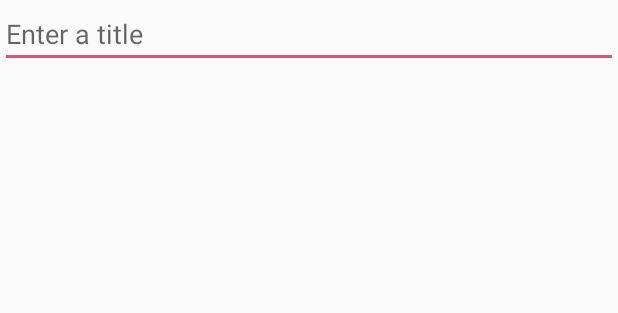
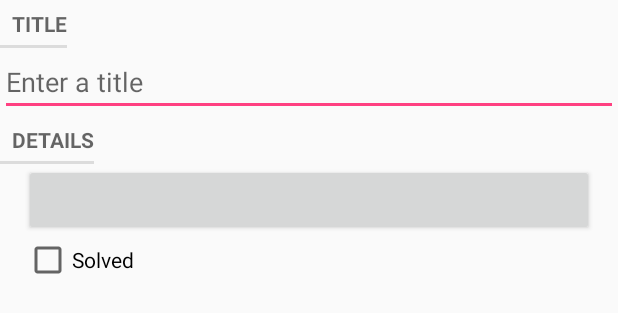
Before and after one commit to beardsmcgee/BNR-CriminalIntent, an Android app: the layout fragment_crime.xml on its own in the app's theme, with its tools: preview values and no code run, on a phone screen of 412 x 824 dp. Shown: the top 313 px of the screen. Run offline under Robolectric (Android 15) with nearby library versions, the phone set to English and light mode, and no system bars.

Commit message:
Added date button and solved checkbox to crime fragment.
Date is on button from crime.getDate().toString()

checkbox is set via crime.isSolved()

```diff
--- a/app/src/main/res/layout/fragment_crime.xml
+++ b/app/src/main/res/layout/fragment_crime.xml
@@ -1,12 +1,40 @@
 <?xml version="1.0" encoding="utf-8"?>
 <LinearLayout xmlns:android="http://schemas.android.com/apk/res/android"
-    android:orientation="vertical"
     android:layout_width="match_parent"
-    android:layout_height="match_parent">
+    android:layout_height="match_parent"
+    android:orientation="vertical">
+
+    <TextView
+        style="?android:listSeparatorTextViewStyle"
+        android:layout_width="wrap_content"
+        android:layout_height="wrap_content"
+        android:text="@string/textview_title" />
+
     <EditText
         android:id="@+id/crime_title"
         android:layout_width="match_parent"
         android:layout_height="wrap_content"
         android:hint="@string/crime_title_hint"/>
 
+    <TextView
+        style="?android:listSeparatorTextViewStyle"
+        android:layout_width="wrap_content"
+        android:layout_height="wrap_content"
+        android:text="@string/textview_details" />
+
+    <Button
+        android:id="@+id/crime_date"
+        android:layout_width="match_parent"
+        android:layout_height="wrap_content"
+        android:layout_marginLeft="16dp"
+        android:layout_marginRight="16dp" />
+
+    <CheckBox
+        android:id="@+id/crime_solved"
+        android:layout_width="match_parent"
+        android:layout_height="wrap_content"
+        android:layout_marginLeft="16dp"
+        android:layout_marginRight="16dp"
+        android:text="@string/checkbox_solved" />
+
 </LinearLayout>
--- a/app/src/main/res/values/strings.xml
+++ b/app/src/main/res/values/strings.xml
@@ -1,4 +1,7 @@
 <resources>
     <string name="app_name">CriminalIntent</string>
     <string name="crime_title_hint">Enter a title</string>
+    <string name="textview_title">Title</string>
+    <string name="textview_details">Details</string>
+    <string name="checkbox_solved">Solved</string>
 </resources>
```
Also changed, not shown: app/src/main/java/com/ericwickstrom/bnr/criminalintent/Crime.java (+22 -2 lines), app/src/main/java/com/ericwickstrom/bnr/criminalintent/CrimeFragment.java (+17 -0 lines).
